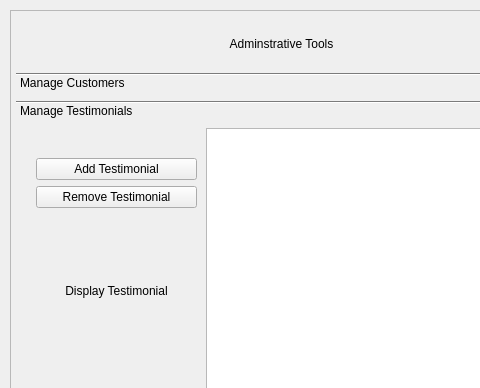
The window that forms/MainWindow.ui (tigerjpg/cybersecurity) describes before a commit, drawn with Qt 5; both pictures show x 0 to 480 and y 0 to 388 of the 800 by 600 pixel window.
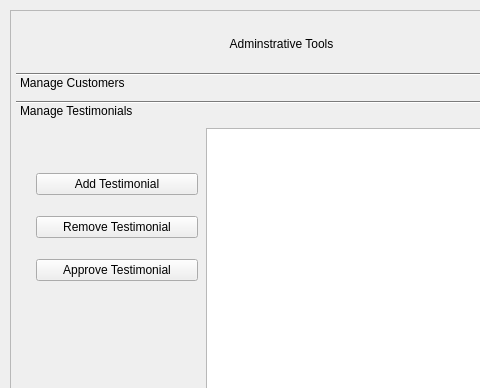
The same window after the commit. The open tabs and pages were chosen to show the change.

Commit message: [#61] you can now approve testimonials

Patch:
```diff
--- a/forms/MainWindow.ui
+++ b/forms/MainWindow.ui
@@ -645,7 +645,7 @@
           <rect>
            <x>20</x>
            <y>30</y>
-           <width>161</width>
+           <width>162</width>
            <height>140</height>
           </rect>
          </property>
@@ -665,25 +665,9 @@
            </widget>
           </item>
           <item>
-           <spacer name="verticalSpacer_3">
-            <property name="orientation">
-             <enum>Qt::Vertical</enum>
-            </property>
-            <property name="sizeHint" stdset="0">
-             <size>
-              <width>20</width>
-              <height>40</height>
-             </size>
-            </property>
-           </spacer>
-          </item>
-          <item>
-           <widget class="QLabel" name="testimonial_display_label">
+           <widget class="QPushButton" name="testimonial_approve_button">
             <property name="text">
-             <string>Display Testimonial</string>
-            </property>
-            <property name="alignment">
-             <set>Qt::AlignCenter</set>
+             <string>Approve Testimonial</string>
             </property>
            </widget>
           </item>
```
Left out of the diff: 4 changed lines with no effect on the pictures. The commit also changes 4 other files.
